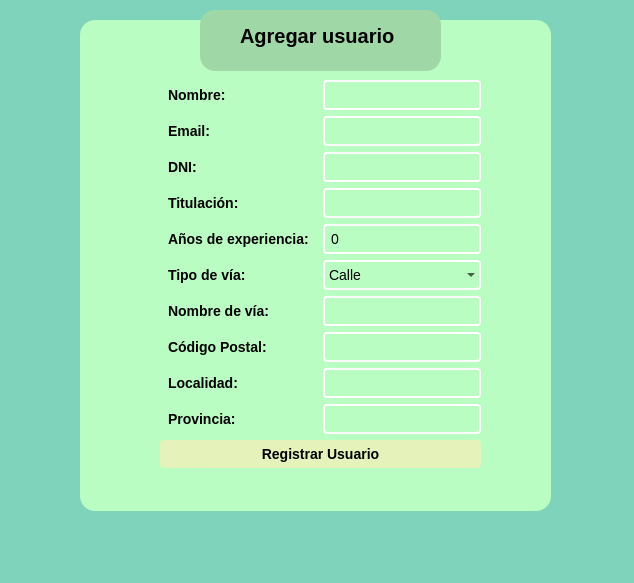
First picture: the form in formulario.ui, repository julinavas14/trabajo_programacion_sql, before the edit.
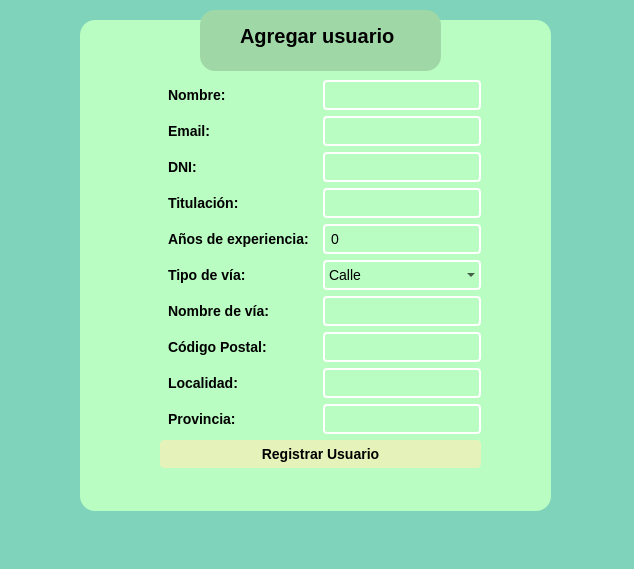
Second picture: the form after the edit.

The edit to the form file:
```diff
--- a/formulario.ui
+++ b/formulario.ui
@@ -7,7 +7,7 @@
     <x>0</x>
     <y>0</y>
     <width>634</width>
-    <height>583</height>
+    <height>569</height>
    </rect>
   </property>
   <property name="windowTitle">
```
